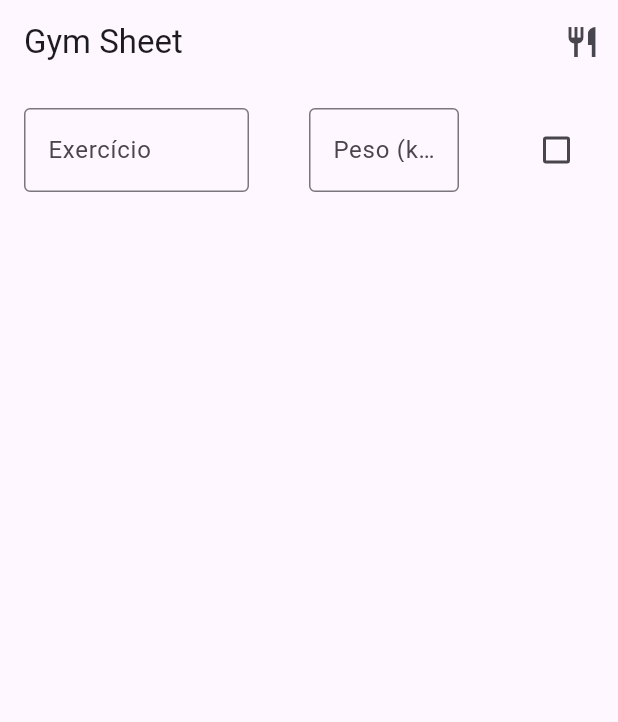
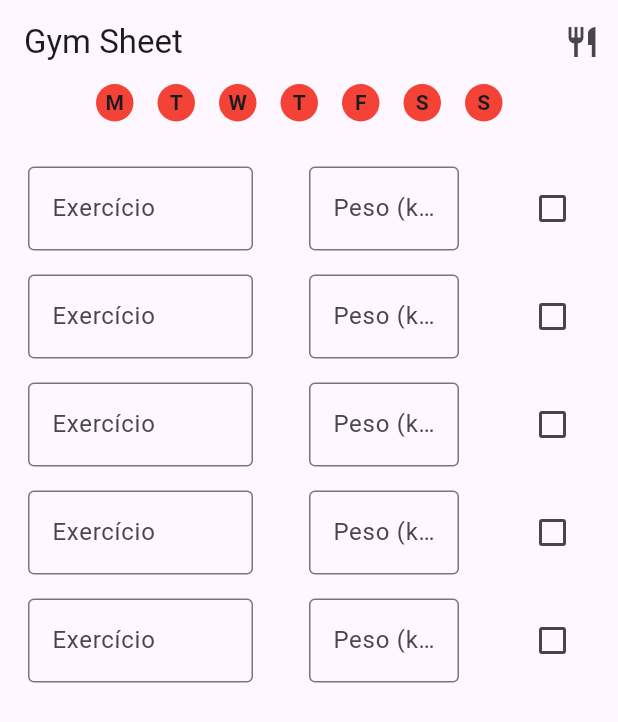
Before and after one commit to ThiagoElias20/FitCoreApp, a Flutter app: the screen it shows after launch, on a phone screen of 412 x 824 dp. Shown: the top 722 px of the screen. Run offline on Flutter 3.47's test engine with Material 3 defaults, Android fonts, the phone set to English and light mode, and no system bars; our stand-ins replace image_picker, sqflite; accounts and stored records are empty.

Commit message:
week buttons and firebase added

```diff
--- a/lib/pages/food_registration.dart
+++ b/lib/pages/food_registration.dart
@@ -115,7 +115,7 @@ class _FoodRegistrationState extends State<FoodRegistration> {
                       controller: _nomeController,
                       decoration: InputDecoration(
                         border: OutlineInputBorder(),
-                        labelText: 'Nome',
+                        labelText: 'Nomeasdsadsad',
                       ),
                     ),
                   ),
--- a/lib/pages/gym_sheet.dart
+++ b/lib/pages/gym_sheet.dart
@@ -46,13 +46,55 @@ class _GymSheetState extends State<GymSheet> {
             tooltip: "Registro de alimentos",
           )
         ]),
-      body: Padding(
-        padding: const EdgeInsets.all(16.0),
-        child: Row(
-          mainAxisAlignment: MainAxisAlignment.spaceBetween,
-          // Centraliza horizontalmente
+        body: Column(
+          children: [
+            Container(
+              alignment: Alignment.center,
+              child: SizedBox(
+                height: 25.0, // Altura do container
+                width: 300.0,
+                child: ListView.builder(
+                    scrollDirection: Axis.horizontal,
+                    itemCount: 7,
+                    itemBuilder: (context, index) {
+                      final days = [
+                        'Monday',
+                        'Tuesday',
+                        'Wednesday',
+                        'Thursday',
+                        'Friday',
+                        'Saturday',
+                        'Sunday'
+                      ];
+                      return Padding(
+                        padding: const EdgeInsets.symmetric(horizontal: 8.0),
+                        child: Container(
+                            width: 25.0,
+                            height: 25.0,
+                            alignment: Alignment.center,
+                            decoration: BoxDecoration(
+                              color: Colors.red,
+                              borderRadius: BorderRadius.circular(30.0),
+                            ),
+                            child: Text(
+                              days[index][0].toUpperCase(),
+                              style: TextStyle(fontWeight: FontWeight.bold),
+                            )),
+                      );
+                    }),
+              ),
+            ),
+            SizedBox(height: 30.0), // Espaçamento entre os elementos
+            // Lista de exercícios
+            Expanded(
+              child: ListView.builder(
+                itemCount: 5, // Número de exercícios (pode ser dinâmico)
+                itemBuilder: (context, index) {
+                  return Column(
+                    children: [
+                      Row(
+                        mainAxisAlignment: MainAxisAlignment.spaceAround,
                         crossAxisAlignment: CrossAxisAlignment.center,
-          // Centraliza verticalmente
                         children: [
                           Container(
                             width: 150,
@@ -83,8 +125,14 @@ class _GymSheetState extends State<GymSheet> {
                           ),
                         ],
                       ),
+                      SizedBox(height: 16.0),
+                    ],
+                  );
+                },
               ),
-    );
+            ),
+          ],
+        ));
   }
 
 // @override
--- a/pubspec.yaml
+++ b/pubspec.yaml
@@ -37,6 +37,8 @@ dependencies:
   image_picker: ^1.1.2
   sqflite: ^2.4.1 # SQL Lite
   path_provider: ^2.1.5 # A Flutter plugin for finding commonly used locations on the filesystem.
+  firebase_core: ^2.16.0
+  cloud_firestore: ^4.10.0
 
 dev_dependencies:
   flutter_test:
```
Also changed, not shown: pubspec.lock, 7 other files. Lines whose indentation alone changed are shown as unchanged.
